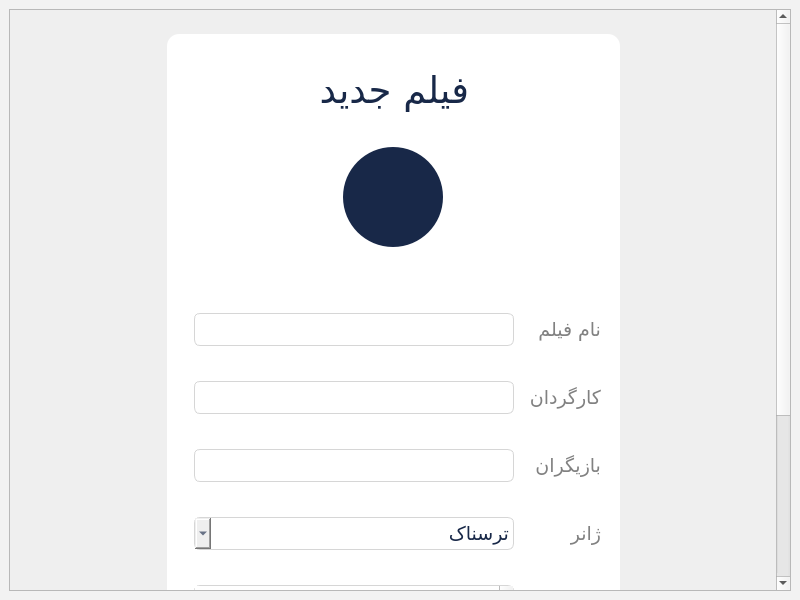
Above: newmovie.ui from seyedmahdii/cinema_project before the change. Below: the same form after it.
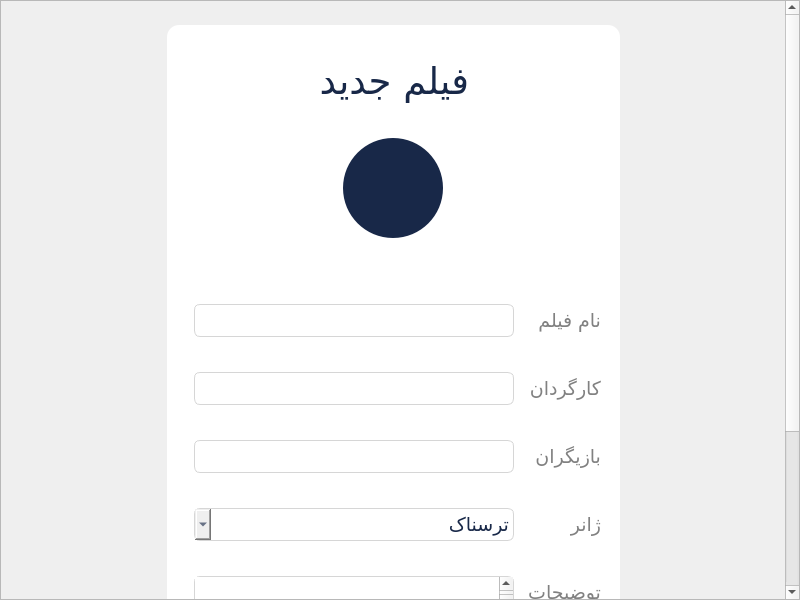
That is the form after the change. Icons and pictures are not drawn.

Patch:
```diff
--- a/newmovie.ui
+++ b/newmovie.ui
@@ -16,6 +16,10 @@
   <property name="styleSheet">
    <string notr="true">#NewMovie{
 	background-color: #f2f2f2;
+	border: none;
+}
+#centralwidget{
+	border: none;
 }
 #section_center{
     background-color: white;
@@ -81,6 +85,18 @@
   </property>
   <widget class="QWidget" name="centralwidget">
    <layout class="QHBoxLayout" name="horizontalLayout_2">
+    <property name="leftMargin">
+     <number>0</number>
+    </property>
+    <property name="topMargin">
+     <number>0</number>
+    </property>
+    <property name="rightMargin">
+     <number>0</number>
+    </property>
+    <property name="bottomMargin">
+     <number>0</number>
+    </property>
     <item>
      <widget class="QScrollArea" name="scrollArea">
       <property name="styleSheet">
@@ -93,8 +109,8 @@
        <property name="geometry">
         <rect>
          <x>0</x>
-         <y>-238</y>
-         <width>763</width>
+         <y>0</y>
+         <width>781</width>
          <height>818</height>
         </rect>
        </property>
```
